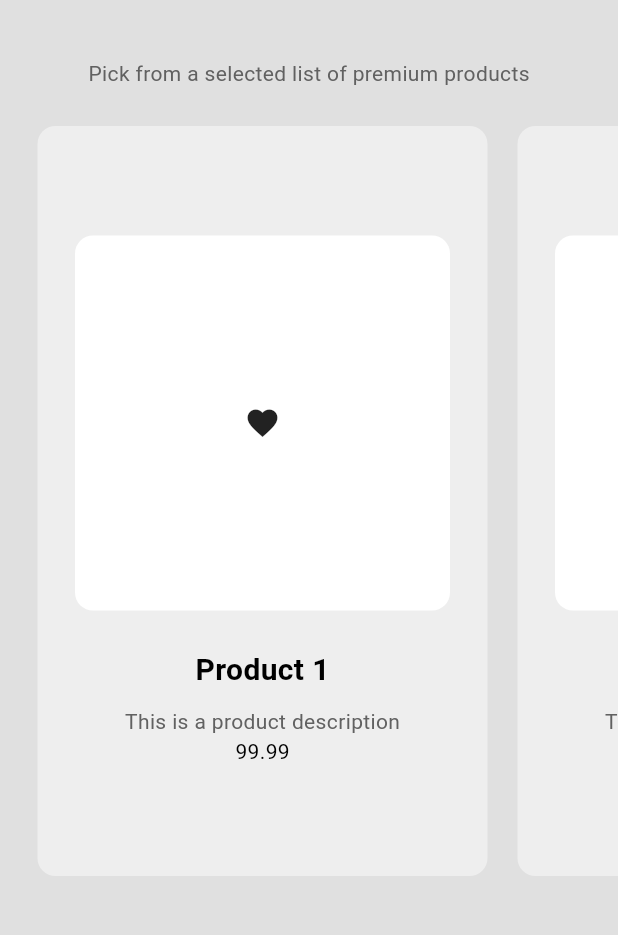
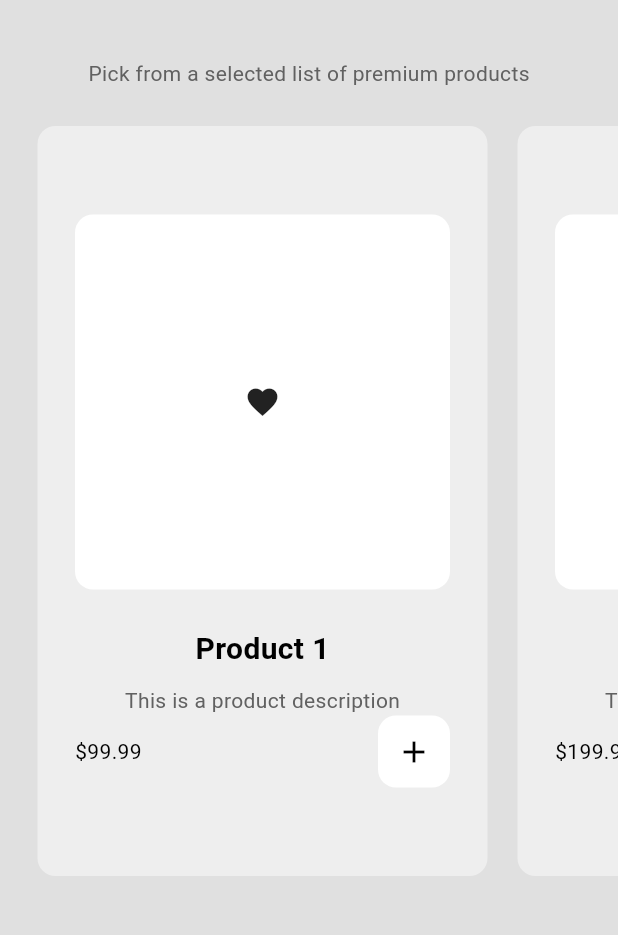
Before and after one commit to AlthafRifath/craftsHubMobileApp, a Flutter app: the ShopPage screen opened by its route, on a phone screen of 412 x 824 dp, the part 63-998 px from its top. Run offline on Flutter 3.47's test engine with Material 3 defaults, Android fonts, the phone set to English and light mode, and no system bars.

Commit message:
add to cart button

```diff
--- a/lib/components/my_products_tile.dart
+++ b/lib/components/my_products_tile.dart
@@ -1,5 +1,7 @@
+import 'package:craftshubapp/models/shop.dart';
 import 'package:flutter/material.dart';
 import 'package:craftshubapp/models/product.dart';
+import 'package:provider/provider.dart';
 
 class MyProductsTile extends StatelessWidget {
   final Product product;
@@ -8,6 +10,37 @@
     super.key,
     required this.product,
   });
+
+  // add to cart button pressed
+  void addToCart(BuildContext context) {
+    // show a dialog box to ask user to confirm adding to cart
+    showDialog(
+      context: context,
+      builder: (context) => AlertDialog(
+        content: Text('Add this item to your cart?'),
+        actions: [
+          // cancel button
+          MaterialButton(
+            onPressed: () => Navigator.pop(context),
+            child: const Text('Cancel'),
+          ),
+
+          // yes button
+          MaterialButton(
+            onPressed: () {
+
+              // pop the dialog box
+              Navigator.pop(context);
+
+              // add to cart
+              context.read<Shop>().addToCart(product);
+            },
+            child: const Text('Yes'),
+          )
+        ],
+      ),
+    );
+  }
 
   @override
   Widget build(BuildContext context) {
@@ -61,7 +94,25 @@
                 ),
 
                 // product price + add to cart button
-                Text(product.price.toStringAsFixed(2)),
+                Row(
+                  mainAxisAlignment: MainAxisAlignment.spaceBetween,
+                  children: [
+                    // product price
+                    Text('\$' + product.price.toStringAsFixed(2)),
+
+                    // add to cart button
+                    Container(
+                      decoration: BoxDecoration(
+                        color: Theme.of(context).colorScheme.secondary,
+                        borderRadius: BorderRadius.circular(12),
+                      ),
+                      child: IconButton(
+                        onPressed: () => addToCart(context),
+                        icon: const Icon(Icons.add),
+                      ),
+                    )
+                  ],
+                ),
               ],
             )
           ]),
```
